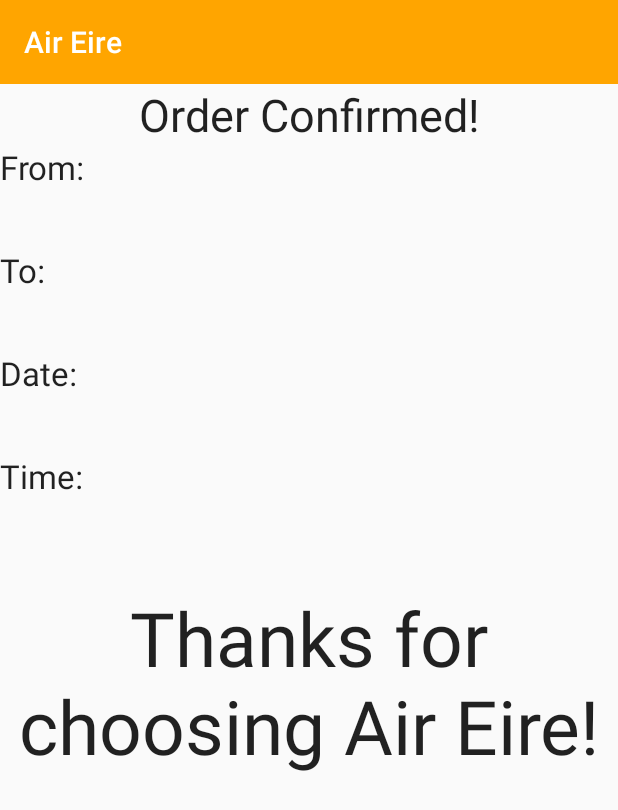
After one commit to ConorH99/AndroidFlightBookingApp, an Android app: the OrderConfirmActivity screen opened directly, with no data from a screen before it, on a phone screen of 412 x 824 dp. The commit adds this screen. Shown: the top 810 px of the screen. Run offline under Robolectric (Android 15) with nearby library versions, the phone set to English and light mode, and no system bars.

Commit message:
Added order confirmed activity

```diff
--- a/app/src/main/AndroidManifest.xml
+++ b/app/src/main/AndroidManifest.xml
@@ -9,7 +9,8 @@
         android:roundIcon="@mipmap/ic_launcher_round"
         android:supportsRtl="true"
         android:theme="@style/Theme.AirEire">
-        <activity android:name=".AccountHomeActivity"></activity>
+        <activity android:name=".OrderConfirmActivity"></activity>
+        <activity android:name=".AccountHomeActivity" />
         <activity android:name=".SignupActivity" />
         <activity android:name=".LoginActivity" />
         <activity android:name=".MainActivity">
--- a/app/src/main/java/com/aireire/app/BookTicketsFragment.java
+++ b/app/src/main/java/com/aireire/app/BookTicketsFragment.java
@@ -1,5 +1,6 @@
 package com.aireire.app;
 
+import android.content.Intent;
 import android.os.Bundle;
 
 import androidx.fragment.app.Fragment;
@@ -8,9 +9,10 @@ import android.view.View;
 import android.view.ViewGroup;
 import android.widget.AdapterView;
 import android.widget.ArrayAdapter;
+import android.widget.Button;
 import android.widget.Spinner;
 
-public class BookTicketsFragment extends Fragment implements AdapterView.OnItemSelectedListener {
+public class BookTicketsFragment extends Fragment implements AdapterView.OnItemSelectedListener, View.OnClickListener {
 
     //View Ids
     private final int DEPARTURE_SPINNER_ID = R.id.select_departure_spinner;
@@ -59,6 +61,9 @@ public class BookTicketsFragment extends Fragment implements AdapterView.OnItemS
         departureSpinner.setAdapter(adapter);
         departureSpinner.setOnItemSelectedListener(this);
 
+        Button bookTicketsButton = layout.findViewById(R.id.book_tickets_button);
+        bookTicketsButton.setOnClickListener(this);
+
         return layout;
     }
 
@@ -95,4 +100,14 @@ public class BookTicketsFragment extends Fragment implements AdapterView.OnItemS
     @Override
     public void onNothingSelected(AdapterView<?> parent) {
     }
+
+    @Override
+    public void onClick(View view) {
+        Intent intent = new Intent(getContext(), OrderConfirmActivity.class);
+        intent.putExtra("departure", departureSpinner.getSelectedItem().toString());
+        intent.putExtra("destination", destinationSpinner.getSelectedItem().toString());
+        intent.putExtra("date", outboundDateSpinner.getSelectedItem().toString());
+        intent.putExtra("time", outboundTimeSpinner.getSelectedItem().toString());
+        startActivity(intent);
+    }
 }
--- /dev/null
+++ b/app/src/main/java/com/aireire/app/OrderConfirmActivity.java
@@ -0,0 +1,34 @@
+package com.aireire.app;
+
+import androidx.appcompat.app.AppCompatActivity;
+import androidx.appcompat.widget.Toolbar;
+
+import android.content.Intent;
+import android.os.Bundle;
+import android.widget.TextView;
+
+public class OrderConfirmActivity extends AppCompatActivity {
+
+    @Override
+    protected void onCreate(Bundle savedInstanceState) {
+        super.onCreate(savedInstanceState);
+        setContentView(R.layout.activity_order_confirm);
+        Toolbar toolbar = findViewById(R.id.toolbar_confirm);
+        toolbar.setTitleTextColor(getColor(R.color.white));
+        setSupportActionBar(toolbar);
+        Intent intent = getIntent();
+        String departure = intent.getStringExtra("departure");
+        String destination = intent.getStringExtra("destination");
+        String date = intent.getStringExtra("date");
+        String time = intent.getStringExtra("time");
+        TextView departureView = findViewById(R.id.departure_view);
+        TextView destinationView = findViewById(R.id.destination_view);
+        TextView dateView = findViewById(R.id.date_view);
+        TextView timeView = findViewById(R.id.time_view);
+        departureView.setText(departure);
+        destinationView.setText(destination);
+        dateView.setText(date);
+        timeView.setText(time);
+
+    }
+}
--- /dev/null
+++ b/app/src/main/res/layout/activity_order_confirm.xml
@@ -0,0 +1,78 @@
+<?xml version="1.0" encoding="utf-8"?>
+<LinearLayout xmlns:android="http://schemas.android.com/apk/res/android"
+    xmlns:app="http://schemas.android.com/apk/res-auto"
+    xmlns:tools="http://schemas.android.com/tools"
+    android:layout_width="match_parent"
+    android:layout_height="match_parent"
+    android:orientation="vertical"
+    tools:context=".OrderConfirmActivity">
+
+    <include
+        android:id="@+id/toolbar_confirm"
+        layout="@layout/toolbar"/>
+
+    <TextView
+        android:layout_width="match_parent"
+        android:layout_height="wrap_content"
+        android:textAppearance="@style/TextAppearance.AppCompat.Large"
+        android:text="@string/order_confirmed_text"
+        android:textSize="30sp"
+        android:gravity="center"/>
+
+    <TextView
+        android:layout_width="match_parent"
+        android:layout_height="wrap_content"
+        android:textAppearance="@style/TextAppearance.AppCompat.Large"
+        android:text="@string/from_text"/>
+
+    <TextView
+        android:id="@+id/departure_view"
+        android:layout_width="match_parent"
+        android:layout_height="wrap_content"
+        android:layout_marginBottom="20dp"/>
+
+    <TextView
+        android:layout_width="match_parent"
+        android:layout_height="wrap_content"
+        android:textAppearance="@style/TextAppearance.AppCompat.Large"
+        android:text="@string/to_text"/>
+
+    <TextView
+        android:id="@+id/destination_view"
+        android:layout_width="match_parent"
+        android:layout_height="wrap_content"
+        android:layout_marginBottom="20dp"/>
+
+    <TextView
+        android:layout_width="match_parent"
+        android:layout_height="wrap_content"
+        android:textAppearance="@style/TextAppearance.AppCompat.Large"
+        android:text="@string/date_text"/>
+
+    <TextView
+        android:id="@+id/date_view"
+        android:layout_width="match_parent"
+        android:layout_height="wrap_content"
+        android:layout_marginBottom="20dp"/>
+
+    <TextView
+        android:layout_width="match_parent"
+        android:layout_height="wrap_content"
+        android:textAppearance="@style/TextAppearance.AppCompat.Large"
+        android:text="@string/time_text"/>
+
+    <TextView
+        android:id="@+id/time_view"
+        android:layout_width="match_parent"
+        android:layout_height="wrap_content"
+        android:layout_marginBottom="40dp"/>
+
+    <TextView
+        android:layout_width="match_parent"
+        android:layout_height="wrap_content"
+        android:text="@string/thanks_text"
+        android:textAppearance="@style/TextAppearance.AppCompat.Large"
+        android:gravity="center"
+        android:textSize="50sp"/>
+
+</LinearLayout>
--- a/app/src/main/res/layout/fragment_book_tickets.xml
+++ b/app/src/main/res/layout/fragment_book_tickets.xml
@@ -22,7 +22,7 @@
     <TextView
         android:layout_width="match_parent"
         android:layout_height="wrap_content"
-        android:text="@string/departure_spinner_label"
+        android:text="@string/date_text"
         android:layout_marginTop="20dp"
         android:layout_marginStart="15dp"/>
 
@@ -34,7 +34,7 @@
     <TextView
         android:layout_width="match_parent"
         android:layout_height="wrap_content"
-        android:text="@string/destination_spinner_label"
+        android:text="@string/from_text"
         android:layout_marginTop="20dp"
         android:layout_marginStart="15dp"/>
 
@@ -46,7 +46,7 @@
     <TextView
         android:layout_width="match_parent"
         android:layout_height="wrap_content"
-        android:text="@string/date_spinner_label"
+        android:text="@string/to_text"
         android:layout_marginTop="20dp"
         android:layout_marginStart="15dp"/>
     <Spinner
@@ -57,7 +57,7 @@
     <TextView
         android:layout_width="match_parent"
         android:layout_height="wrap_content"
-        android:text="@string/time_spinner_label"
+        android:text="@string/time_text"
         android:layout_marginTop="20dp"
         android:layout_marginStart="15dp"/>
 
@@ -68,6 +68,7 @@
 
 
     <Button
+        android:id="@+id/book_tickets_button"
         android:layout_width="match_parent"
         android:layout_height="wrap_content"
         android:layout_marginStart="50dp"
--- a/app/src/main/res/values/strings.xml
+++ b/app/src/main/res/values/strings.xml
@@ -13,9 +13,11 @@
     <string name="email_in_use_text">Email already in use</string>
     <string name="account_doesnt_exist_text">Account doesn\'t exist</string>
     <string name="password_incorrect_text">Incorrect Password</string>
-    <string name="departure_spinner_label">From:</string>
-    <string name="destination_spinner_label">To:</string>
-    <string name="date_spinner_label">Date:</string>
-    <string name="time_spinner_label">Time:</string>
+    <string name="date_text">Date:</string>
+    <string name="from_text">From:</string>
+    <string name="to_text">To:</string>
+    <string name="time_text">Time:</string>
     <string name="book_button">Book Tickets</string>
+    <string name="order_confirmed_text">Order Confirmed!</string>
+    <string name="thanks_text">Thanks for choosing Air Eire!</string>
 </resources>
```
